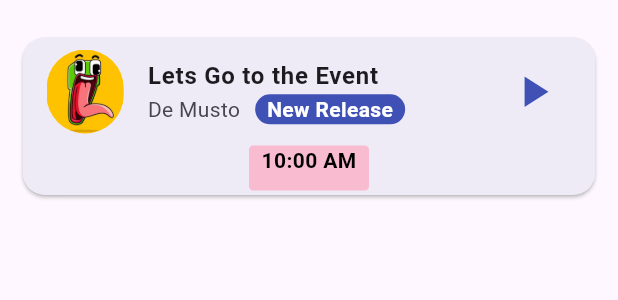
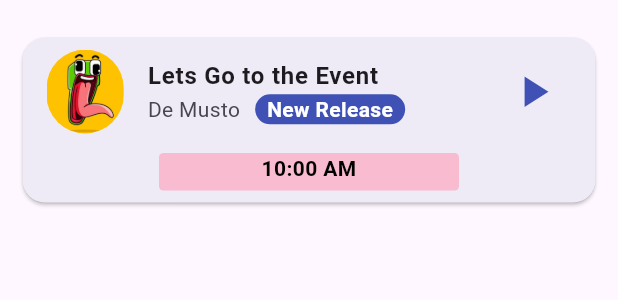
Before and after one commit to MustafaAlneami/RECO, a Flutter app: the CalenderEventCustomlisttile widget shown alone on an empty page, opened directly, on a phone screen of 412 x 824 dp. Shown: the top 300 px of the screen. Run offline on Flutter 3.47's test engine with Material 3 defaults, Android fonts, the phone set to English and light mode, and no system bars; our stand-ins replace table_calendar; network calls fail.

Commit message:
nighty commit

```diff
--- a/lib/presentation/screens/calender/calendar_event_custom_list_tile.dart
+++ b/lib/presentation/screens/calender/calendar_event_custom_list_tile.dart
@@ -17,7 +17,7 @@ class _CalenderEventCustomlisttile extends State<CalenderEventCustomlisttile> {
           height: 10,
         ),
         SizedBox(
-          height: 135,
+          height: 140,
           child: Card(
             // elevation: 6,
             margin: EdgeInsets.all(15),
@@ -29,7 +29,7 @@ class _CalenderEventCustomlisttile extends State<CalenderEventCustomlisttile> {
               children: [
                 ListTile(
                   leading: ClipRRect(
-                      borderRadius: BorderRadius.circular(100),
+                      borderRadius: BorderRadius.circular(50),
                       child: Image.asset('images/creator3.jpg')),
                   title: Text(
                     'Lets Go to the Event',
@@ -65,11 +65,13 @@ class _CalenderEventCustomlisttile extends State<CalenderEventCustomlisttile> {
                 ),
                 SizedBox(
                   height: 30,
-                  width: 80,
+                  width: 200,
                   child: Container(
+                    margin: EdgeInsets.only(top: 5),
                     height: 30,
                     width: 60,
                     decoration: BoxDecoration(
+                      // Pinky
                       color: const Color(0xFFF8BBD0),
                       borderRadius: BorderRadius.circular(3),
                     ),
```
